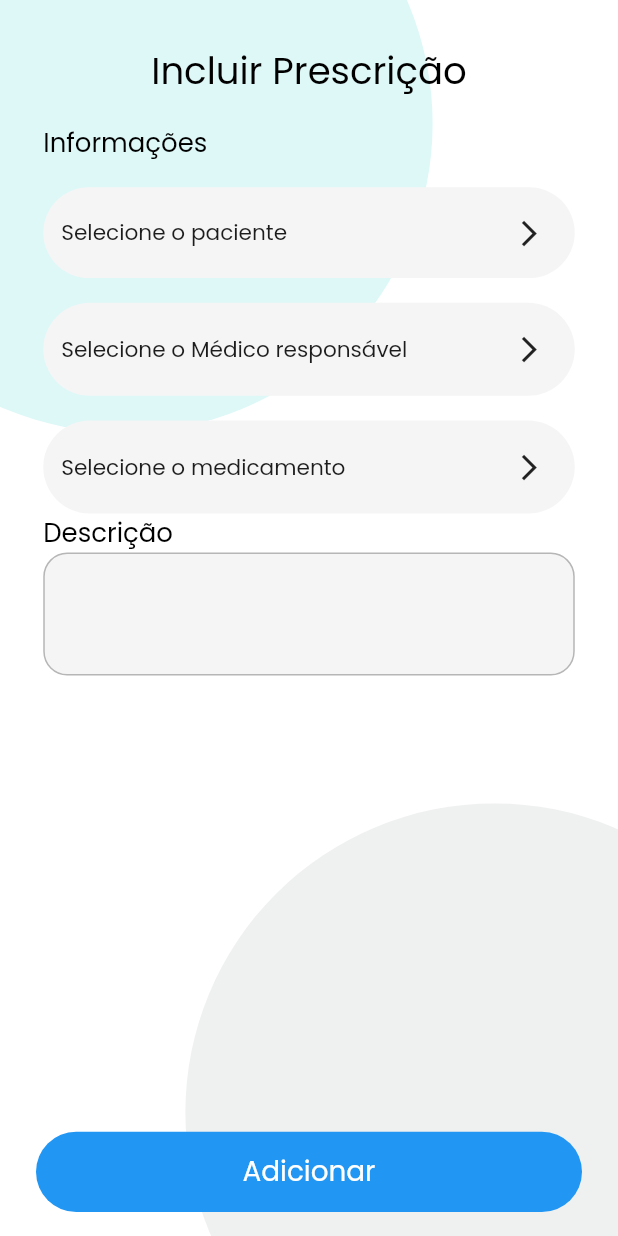
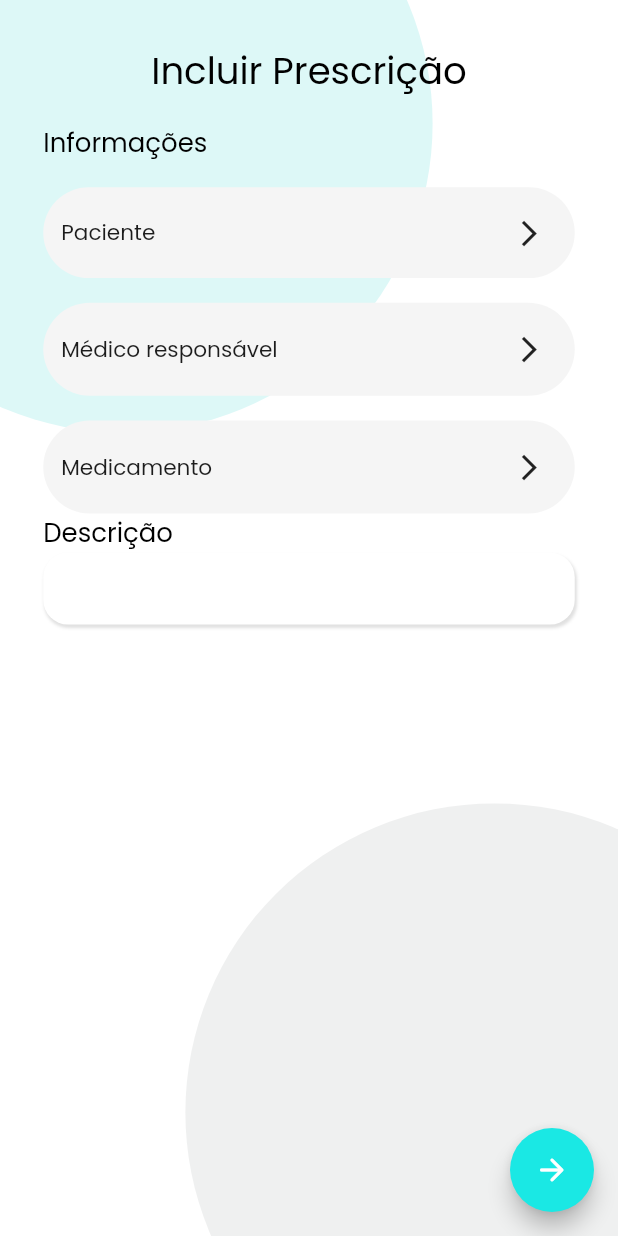
Before and after one commit to HealTimeTCC/HealTime_App, a Flutter app: the PrescricaoMedicamento screen opened by its route, on a phone screen of 412 x 824 dp. Run offline on Flutter 3.47's test engine with Material 2 defaults, Android fonts, the phone set to English and light mode, and no system bars; drawn by our look-alikes of flutter_bounceable; our stand-ins replace brasil_fields, flutter_custom_clippers, flutter_staggered_animations, flutter_svg, google_fonts, google_nav_bar and 2 more; accounts and stored records are empty.

Commit message:
Incluindo novo botao e desenho do mesmo, e incluindo verificações

```diff
--- a/lib/services/provider/prescription_medical/provider_prescription_medic.dart
+++ b/lib/services/provider/prescription_medical/provider_prescription_medic.dart
@@ -1,9 +1,9 @@
-import 'dart:ffi';
+// ignore_for_file: avoid_print
+
 
 import 'package:flutter/material.dart';
 import 'package:healtime/shared/models/model_pessoa.dart';
 
-import '../../../shared/dto/prescription_medical_dto/prescription_medical_dto.dart';
 import '../../../shared/models/model_doctor.dart';
 import '../../../shared/models/model_medicacao.dart';
 
@@ -68,9 +68,19 @@ class ProviderPrescriptionMedical extends ChangeNotifier{
 
   //#endregion
 
+  //#region String Description Medical
 
-  PrescriptionMedicalDto? _prescriptionMedical;
-  PrescriptionMedicalDto? get _getPrescriptionMedical => _getPrescriptionMedical;
+  String _descriptionMedical = "";
+  String get getDescriptionMedical => _descriptionMedical;
+  set setDescriptionMedical (String value){
+    _descriptionMedical = value;
+  }
+
+  //#endregion
+
+
+  // PrescriptionMedicalDto? _prescriptionMedical;
+  // PrescriptionMedicalDto? get _getPrescriptionMedical => _getPrescriptionMedical;
 
 
 
--- a/lib/src/screens/screens_navigation/screens_medical_prescription/screens/screen_include_prescription.dart
+++ b/lib/src/screens/screens_navigation/screens_medical_prescription/screens/screen_include_prescription.dart
@@ -28,12 +28,12 @@ class _PrescricaoMedicamentoState extends State<PrescricaoMedicamento> {
   late ProviderPrescriptionMedical providerPrescriptionMedical =
       Provider.of(context);
   late ProviderHomePage providerHomePage = Provider.of(context);
+  late TextEditingController descriptionController = TextEditingController();
+  String messageError = "";
 
   @override
   Widget build(BuildContext context) {
-    final Size size = MediaQuery
-        .of(context)
-        .size;
+    final Size size = MediaQuery.of(context).size;
     return Scaffold(
       body: Stack(
         children: [
@@ -75,8 +75,7 @@ class _PrescricaoMedicamentoState extends State<PrescricaoMedicamento> {
                         Navigator.push(
                           context,
                           MaterialPageRoute(
-                            builder: (context) =>
-                                SelectPatient(
+                            builder: (context) => SelectPatient(
                               typeOperation: TypeOperation.select,
                               personId:
                                   providerHomePage.getDataPerson?.pessoaId ?? 0,
@@ -99,8 +98,7 @@ class _PrescricaoMedicamentoState extends State<PrescricaoMedicamento> {
                         Navigator.push(
                           context,
                           MaterialPageRoute(
-                            builder: (context) =>
-                            const ListarMedico(
+                            builder: (context) => const ListarMedico(
                                 includePrescricaoMedica: true),
                           ),
                         );
@@ -118,8 +116,7 @@ class _PrescricaoMedicamentoState extends State<PrescricaoMedicamento> {
                         Navigator.push(
                           context,
                           MaterialPageRoute(
-                            builder: (context) =>
-                            const ListaRemedios(
+                            builder: (context) => const ListaRemedios(
                               includePrescriptionMedicine: true,
                             ),
                           ),
@@ -141,56 +138,75 @@ class _PrescricaoMedicamentoState extends State<PrescricaoMedicamento> {
                     ),
                     Container(
                       decoration: BoxDecoration(
-                          color: Colors.grey.shade100,
-                          borderRadius: BorderRadius.circular(16),
-                          border: Border.all(color: Colors.black26)),
-                      padding: const EdgeInsets.all(16),
+                        color: Colors.white,
+                        borderRadius: BorderRadius.circular(size.width * .04),
+                        //border: Border.all(color: Colors.black26),
+                        boxShadow: const [
+                          BoxShadow(
+                            color: Colors.black12,
+                            blurRadius: 1,
+                            offset: Offset(1, 2),
+                          )
+                        ],
+                      ),
+                      padding:
+                          EdgeInsets.symmetric(horizontal: size.width * .04),
                       child: TextField(
+                        controller: descriptionController,
                         maxLines: null,
-                        decoration: InputDecoration(border: InputBorder.none),
+                        decoration:
+                            const InputDecoration(border: InputBorder.none),
                       ),
                     ),
+                    Padding(
+                      padding:
+                          EdgeInsets.symmetric(vertical: size.height * .01),
+                      child: Text(
+                        messageError,
+                        style: TextStyle(
+                          color: Colors.red,
+                          fontSize: size.width * .04,
+                        ),
+                      ),
+                    )
                   ],
                 ),
               ),
             ],
           ),
-          Positioned(
-            bottom: 0,
-            width: size.width,
-            child: Bounceable(
-              onTap: () {
+        ],
+      ),
+      floatingActionButton: FloatingActionButton(
+        onPressed: () {
+          if (!providerPrescriptionMedical.getSelectPacienteOption) {
+            setState(() {
+              messageError = "Selecione um paciente";
+            });
+          } else if (!providerPrescriptionMedical.getSelectDoctorOption) {
+            setState(() {
+              messageError = "Selecione um médico";
+            });
+          } else if (!providerPrescriptionMedical.getSelectMedicineOption) {
+            setState(() {
+              messageError = "Selecione uma medicação";
+            });
+          } else if (descriptionController.text.isEmpty) {
+            setState(() {
+              messageError = "Descrição Obrigatória";
+            });
+          } else {
+            setState(() {
+              messageError = "";
+            });
+            providerPrescriptionMedical.setDescriptionMedical =
+                descriptionController.text;
             Navigator.push(
               context,
-                  MaterialPageRoute(
-                    builder: (context) =>
-                    const  DefineDataPrescription()
-                  ),
+              MaterialPageRoute(builder: (context) => const DefineDataPrescription()),
             );
+          }
         },
-              child: Container(
-                margin:
-                const EdgeInsets.symmetric(horizontal: 24, vertical: 16),
-                padding: const EdgeInsets.all(8),
-                height: size.height * .065,
-                decoration: BoxDecoration(
-                  borderRadius:
-                  BorderRadius.all(Radius.circular(size.height * .5)),
-                  color: Colors.blue,
-                ),
-                child: Center(
-                  child: Text(
-                    "Adicionar",
-                    style: FontGoogle.textNormaleGoogle(
-                      colorText: Colors.white,
-                      size: size * .9,
-                    ),
-                  ),
-                ),
-              ),
-            ),
-          )
-        ],
+        child: const Icon(Icons.arrow_forward_rounded),
       ),
     );
   }
--- a/lib/src/screens/screens_navigation/screens_medical_prescription/widgets/doctor_option.dart
+++ b/lib/src/screens/screens_navigation/screens_medical_prescription/widgets/doctor_option.dart
@@ -35,7 +35,15 @@ class _DoctorOptionState extends State<DoctorOption> {
         width: size.width * .95,
         decoration: BoxDecoration(
           borderRadius: BorderRadius.all(Radius.circular(size.height * .5)),
-          color: Colors.grey.shade100,
+          color: Colors.white,
+          boxShadow: const [
+            BoxShadow(
+              color: Colors.black12,
+              blurRadius: 1,
+              offset: Offset(1, 2),
+            )
+          ],
+
         ),
         padding: const EdgeInsets.all(12),
         child: Row(
@@ -116,7 +124,7 @@ class _DoctorOptionState extends State<DoctorOption> {
               child: Padding(
                 padding: const EdgeInsets.symmetric(vertical: 8),
                 child: Text(
-                  "Selecione o Médico responsável",
+                  "Médico responsável",
                   maxLines: 1,
                   overflow: TextOverflow.ellipsis,
                   style: FontGoogle.textNormaleGoogle(
--- a/lib/src/screens/screens_navigation/screens_medical_prescription/widgets/medicine_option.dart
+++ b/lib/src/screens/screens_navigation/screens_medical_prescription/widgets/medicine_option.dart
@@ -35,7 +35,14 @@ class _MedicineOptionState extends State<MedicineOption> {
         width: size.width * .95,
         decoration: BoxDecoration(
           borderRadius: BorderRadius.all(Radius.circular(size.height * .5)),
-          color: Colors.grey.shade100,
+          color: Colors.white,
+          boxShadow: const [
+            BoxShadow(
+              color: Colors.black12,
+              blurRadius: 1,
+              offset: Offset(1, 2),
+            )
+          ],
         ),
         padding: const EdgeInsets.all(12),
         child: Row(
@@ -105,7 +112,7 @@ class _MedicineOptionState extends State<MedicineOption> {
               child: Padding(
                 padding: const EdgeInsets.symmetric(vertical: 8),
                 child: Text(
-                  "Selecione o medicamento",
+                  "Medicamento",
                   maxLines: 1,
                   overflow: TextOverflow.ellipsis,
                   style: FontGoogle.textNormaleGoogle(
--- a/lib/src/screens/screens_navigation/screens_medical_prescription/widgets/patient_option.dart
+++ b/lib/src/screens/screens_navigation/screens_medical_prescription/widgets/patient_option.dart
@@ -29,8 +29,17 @@ class _PatientOptionState extends State<PatientOption> {
       return Container(
         width: size.width * .95,
         decoration: BoxDecoration(
-          color: Colors.grey.shade100,
-          borderRadius: BorderRadius.all(Radius.circular(size.height * .5)),
+          color: Colors.white,
+          borderRadius: BorderRadius.all(
+            Radius.circular(size.height * .5),
+          ),
+          boxShadow: const [
+            BoxShadow(
+              color: Colors.black12,
+              blurRadius: 1,
+              offset: Offset(1, 2),
+            )
+          ],
         ),
         padding: const EdgeInsets.all(12),
         child: Row(
@@ -74,7 +83,8 @@ class _PatientOptionState extends State<PatientOption> {
                         ? "Falha ao obter Data"
                         : DateFormat("dd/MM/yyyy").format(pessoa!.dtNascPessoa),
                     style: FontGoogle.textNormalGreyGoogle(
-                      size: pessoa?.dtNascPessoa == null ? size * .6 : size * .7,
+                      size:
+                          pessoa?.dtNascPessoa == null ? size * .6 : size * .7,
                     ),
                   )
                 ],
@@ -82,7 +92,7 @@ class _PatientOptionState extends State<PatientOption> {
             ),
             Padding(
               padding: const EdgeInsets.all(8),
-              child: Icon(Icons.arrow_forward_ios, size: size.width *  0.05),
+              child: Icon(Icons.arrow_forward_ios, size: size.width * 0.05),
             ),
           ],
         ),
@@ -101,14 +111,14 @@ class _PatientOptionState extends State<PatientOption> {
               mainAxisAlignment: MainAxisAlignment.spaceBetween,
               children: [
                 Text(
-                  "Selecione o paciente",
+                  "Paciente",
                   style: FontGoogle.textNormaleGoogle(
                     size: size * .7,
                   ),
                 ),
                 Padding(
                   padding: const EdgeInsets.all(8),
-                  child: Icon(Icons.arrow_forward_ios, size: size.width *  0.05),
+                  child: Icon(Icons.arrow_forward_ios, size: size.width * 0.05),
                 ),
               ],
             ),
```
Lines whose indentation alone changed are shown as unchanged.
